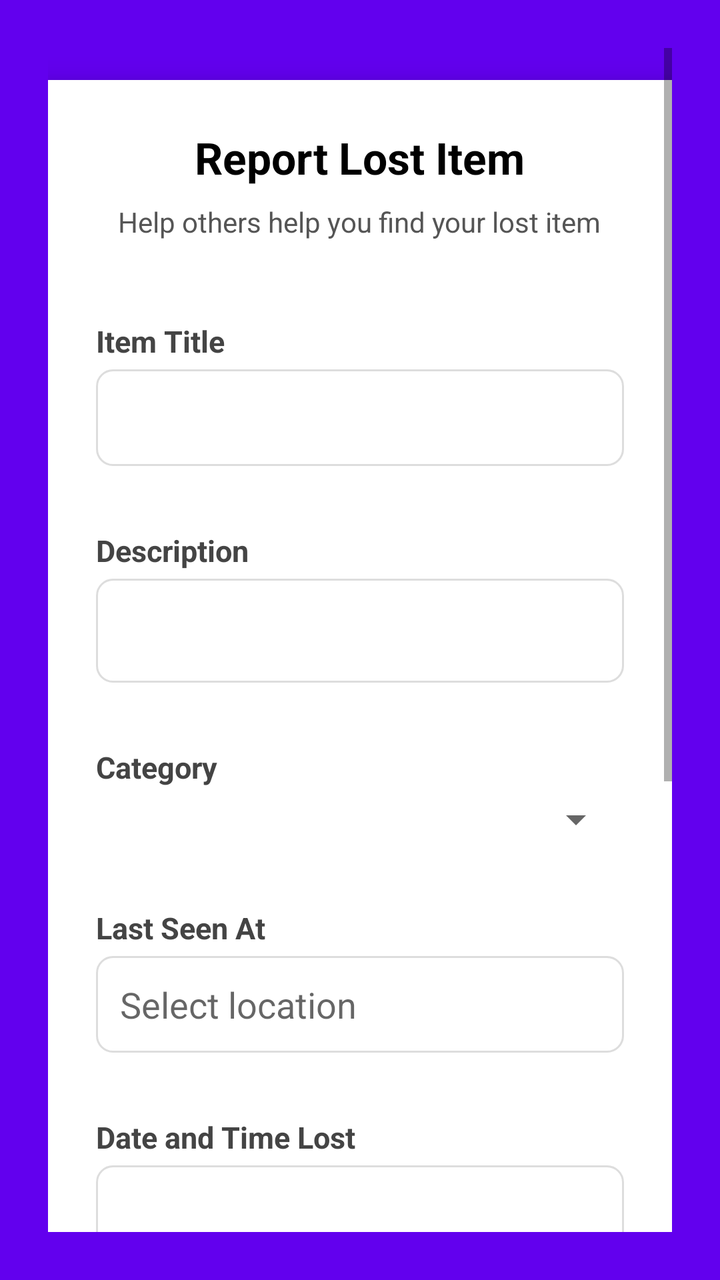
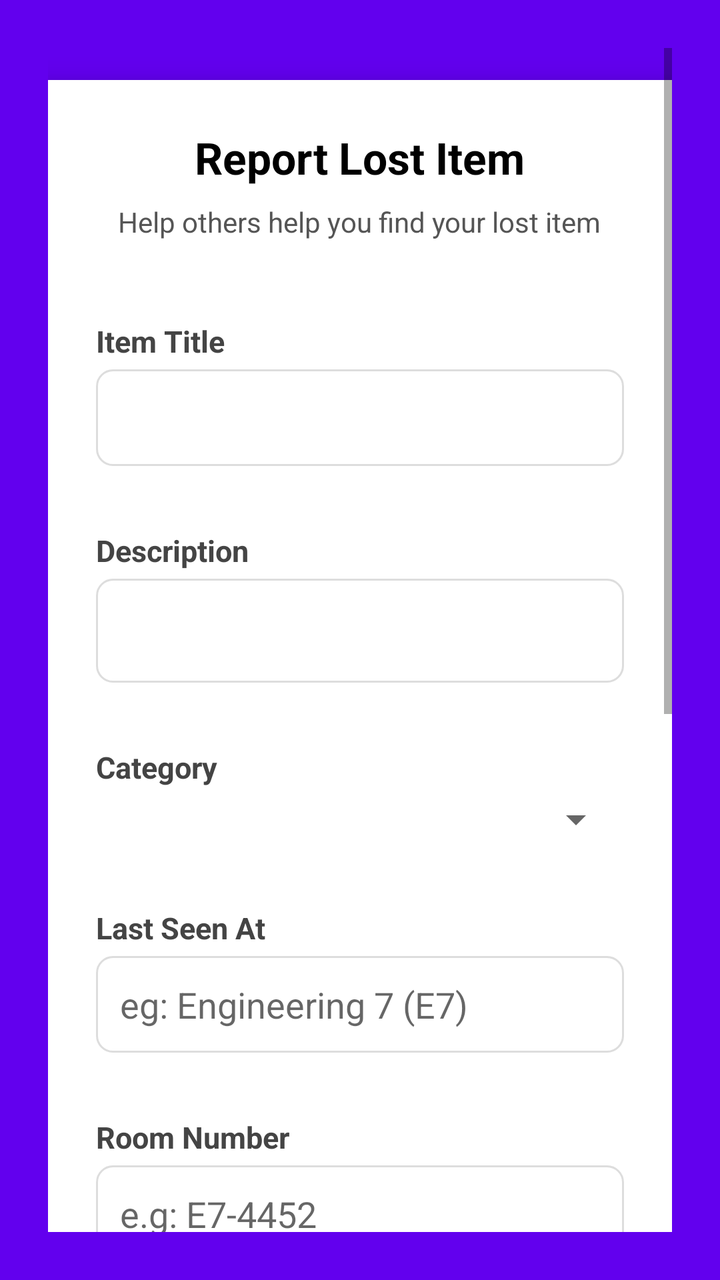

Compare the two renders of this Android layout. The source of the first and the diff that turns it into the second are given below.
<!-- AndroidManifest.xml: application theme Theme.WatUFound -->
<!-- res/layout/fragment_lost_form.xml -->
<?xml version="1.0" encoding="utf-8"?>
<ScrollView xmlns:android="http://schemas.android.com/apk/res/android"
    xmlns:tools="http://schemas.android.com/tools"
    android:fitsSystemWindows="true"
    android:layout_width="match_parent"
    android:layout_height="match_parent"
    android:background="@color/purple_500"
    android:padding="24dp">

    <LinearLayout
        android:layout_width="match_parent"
        android:layout_height="wrap_content"
        android:orientation="vertical"
        android:gravity="center_horizontal">

        
        <LinearLayout
            android:layout_width="match_parent"
            android:layout_height="wrap_content"
            android:orientation="vertical"
            android:background="@android:color/white"
            android:elevation="8dp"
            android:padding="24dp"
            android:layout_marginTop="16dp"
            android:layout_marginBottom="24dp"
            android:clipToPadding="false"
            android:layout_gravity="center">

            
            <TextView
                android:layout_width="wrap_content"
                android:layout_height="wrap_content"
                android:text="Report Lost Item"
                android:textSize="22sp"
                android:textStyle="bold"
                android:textColor="@android:color/black"
                android:layout_gravity="center_horizontal"
                android:layout_marginBottom="8dp" />

            
            <TextView
                android:layout_width="wrap_content"
                android:layout_height="wrap_content"
                android:text="Help others help you find your lost item"
                android:textSize="14sp"
                android:textColor="#555555"
                android:layout_gravity="center_horizontal"
                android:layout_marginBottom="24dp" />

            
            <TextView
                style="@style/TextLabel"
                android:text="Item Title" />
            <EditText
                android:id="@+id/itemTitleInput"
                style="@style/InputField" />

            
            <TextView
                style="@style/TextLabel"
                android:text="Description" />

            <EditText
                android:id="@+id/descriptionInput"
                style="@style/InputField"
                android:layout_height="52dp"
                android:gravity="top"
                android:inputType="textMultiLine"
                android:minLines="3" />

            

            <TextView
                style="@style/TextLabel"
                android:text="Category" />

            <Spinner
                android:id="@+id/categorySpinner"
                style="@style/SpinnerField" />

            
            <TextView
                style="@style/TextLabel"
                android:text="Last Seen At" />



            <AutoCompleteTextView
                android:id="@+id/lastSeenAtInput"
                android:layout_width="match_parent"
                android:layout_height="wrap_content"
                android:hint="Select location"
                android:inputType="text"
                android:background="@drawable/input_field_background"
                android:padding="12dp"
                android:layout_marginBottom="16dp"
                android:dropDownHeight="200dp"
                android:completionThreshold="1" />

    
    <com.google.android.gms.maps.MapView
        android:id="@+id/mapViewPreview"
        android:layout_width="match_parent"
        android:layout_height="200dp"
        android:layout_marginBottom="16dp"
        android:visibility="gone" />


            
            <TextView
                style="@style/TextLabel"
                android:text="Date and Time Lost" />
            <EditText
                android:id="@+id/dateTimeInput"
                style="@style/InputField"
                android:focusable="false"
                android:clickable="true"
                android:inputType="none" />

            

            <LinearLayout
                android:layout_width="match_parent"
                android:layout_height="wrap_content"
                android:orientation="horizontal"
                android:gravity="center_vertical"
                android:layout_marginTop="16dp"
                android:layout_marginBottom="8dp">
                <Switch
                    android:id="@+id/switch_anonymous"
                    android:layout_width="wrap_content"
                    android:layout_height="wrap_content"
                    android:text=""
                    android:layout_marginEnd="12dp" />

                <TextView
                    style="@style/TextLabel"
                    android:layout_marginTop="0dp"
                    android:layout_marginBottom="0dp"
                    android:text="Post anonymously" />

            </LinearLayout>

            
            <ImageView
                android:id="@+id/imagePreview"
                android:layout_width="120dp"
                android:layout_height="120dp"
                android:layout_gravity="center_horizontal"
                android:layout_marginTop="16dp"
                android:layout_marginBottom="8dp"
                android:scaleType="centerCrop"
                android:src="@drawable/ic_launcher_foreground"
                android:background="@drawable/rounded_card_background"
                android:contentDescription="Image preview" />

            
            <Button
                android:id="@+id/buttonSelectImage"
                android:layout_width="wrap_content"
                android:layout_height="wrap_content"
                android:text="Upload Image"
                android:layout_gravity="center_horizontal"
                android:layout_marginBottom="16dp" />

            
            <Button
                android:id="@+id/submitButton"
                android:layout_width="match_parent"
                android:layout_height="wrap_content"
                android:text="Post Lost Item"
                android:backgroundTint="@color/purple_500"
                android:textColor="@android:color/white"
                android:textAllCaps="false"
                android:layout_marginTop="24dp"
                android:padding="12dp" />
        </LinearLayout>
    </LinearLayout>
</ScrollView>
<!-- resources referenced by this layout -->
<resources>
  <color name="purple_500">#FF6200EE</color>
  <!-- drawable input_field_background (drawable) -->
  <?xml version="1.0" encoding="utf-8"?>
  <shape xmlns:android="http://schemas.android.com/apk/res/android"
      android:shape="rectangle">
  
      <solid android:color="@android:color/white" />
  
      <stroke
          android:width="1dp"
          android:color="#DDDDDD" />
  
      <corners android:radius="8dp" />
  </shape>
  <!-- drawable rounded_card_background (drawable) -->
  <?xml version="1.0" encoding="utf-8"?>
  <shape xmlns:android="http://schemas.android.com/apk/res/android"
      android:shape="rectangle">
      <solid android:color="#F8F9FA" />
      <corners android:radius="12dp" />
  </shape>
  <style name="InputField">
          <item name="android:layout_width">match_parent</item>
          <item name="android:layout_height">wrap_content</item>
          <item name="android:background">@drawable/input_field_background</item>
          <item name="android:padding">12dp</item>
          <item name="android:layout_marginBottom">16dp</item>
      </style>
  <style name="SpinnerField">
          <item name="android:layout_width">match_parent</item>
          <item name="android:layout_height">wrap_content</item>
          <item name="android:layout_marginBottom">16dp</item>
      </style>
  <style name="TextLabel">
          <item name="android:layout_width">match_parent</item>
          <item name="android:layout_height">wrap_content</item>
          <item name="android:textSize">15sp</item>
          <item name="android:textColor">#444444</item>
          <item name="android:textStyle">bold</item>
          <item name="android:layout_marginTop">16dp</item>
          <item name="android:layout_marginBottom">4dp</item>
      </style>
  <style name="Theme.WatUFound" parent="Theme.MaterialComponents.DayNight.NoActionBar">
          
          <item name="colorPrimary">@color/purple_500</item>
          <item name="colorPrimaryVariant">@color/purple_700</item>
          <item name="colorOnPrimary">@color/white</item>
          
          <item name="colorSecondary">@color/teal_200</item>
          <item name="colorSecondaryVariant">@color/teal_700</item>
          <item name="colorOnSecondary">@color/black</item>
          
          <item name="android:statusBarColor">?attr/colorPrimaryVariant</item>
          
      </style>
  <color name="purple_700">#FF3700B3</color>
  <color name="white">#FFFFFFFF</color>
  <color name="teal_200">#FF03DAC5</color>
  <color name="teal_700">#FF018786</color>
  <color name="black">#FF000000</color>
  <!-- unchanged entries left out for length: 1 -->
</resources>

<!-- the commit's change to res/layout/fragment_lost_form.xml (unified diff, before → after) -->
@@ -89,13 +89,25 @@
                 android:id="@+id/lastSeenAtInput"
                 android:layout_width="match_parent"
                 android:layout_height="wrap_content"
-                android:hint="Select location"
+                android:hint="eg: Engineering 7 (E7)"
                 android:inputType="text"
                 android:background="@drawable/input_field_background"
                 android:padding="12dp"
                 android:layout_marginBottom="16dp"
                 android:dropDownHeight="200dp"
                 android:completionThreshold="1" />
+
+            
+            <TextView
+                style="@style/TextLabel"
+                android:text="Room Number" />
+
+            <EditText
+                android:id="@+id/roomNumberInput"
+                style="@style/InputField"
+                android:hint="e.g: E7-4452"
+                android:inputType="text"
+                android:layout_marginBottom="16dp" />
 
     
     <com.google.android.gms.maps.MapView
@@ -116,6 +128,30 @@
                 android:focusable="false"
                 android:clickable="true"
                 android:inputType="none" />
+
+
+
+            
+            <ImageView
+                android:id="@+id/imagePreview"
+                android:layout_width="120dp"
+                android:layout_height="120dp"
+                android:layout_gravity="center_horizontal"
+                android:layout_marginTop="16dp"
+                android:layout_marginBottom="8dp"
+                android:scaleType="centerCrop"
+                android:src="@drawable/ic_launcher_foreground"
+                android:background="@drawable/rounded_card_background"
+                android:contentDescription="Image preview" />
+
+            
+            <Button
+                android:id="@+id/buttonSelectImage"
+                android:layout_width="wrap_content"
+                android:layout_height="wrap_content"
+                android:text="Upload Image"
+                android:layout_gravity="center_horizontal"
+                android:layout_marginBottom="16dp" />
 
             
 
@@ -142,28 +178,6 @@
             </LinearLayout>
 
             
-            <ImageView
-                android:id="@+id/imagePreview"
-                android:layout_width="120dp"
-                android:layout_height="120dp"
-                android:layout_gravity="center_horizontal"
-                android:layout_marginTop="16dp"
-                android:layout_marginBottom="8dp"
-                android:scaleType="centerCrop"
-                android:src="@drawable/ic_launcher_foreground"
-                android:background="@drawable/rounded_card_background"
-                android:contentDescription="Image preview" />
-
-            
-            <Button
-                android:id="@+id/buttonSelectImage"
-                android:layout_width="wrap_content"
-                android:layout_height="wrap_content"
-                android:text="Upload Image"
-                android:layout_gravity="center_horizontal"
-                android:layout_marginBottom="16dp" />
-
-            
             <Button
                 android:id="@+id/submitButton"
                 android:layout_width="match_parent"
